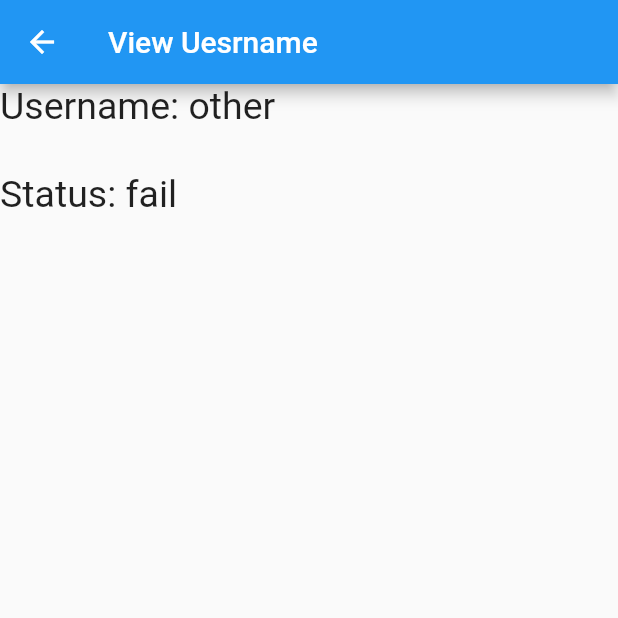
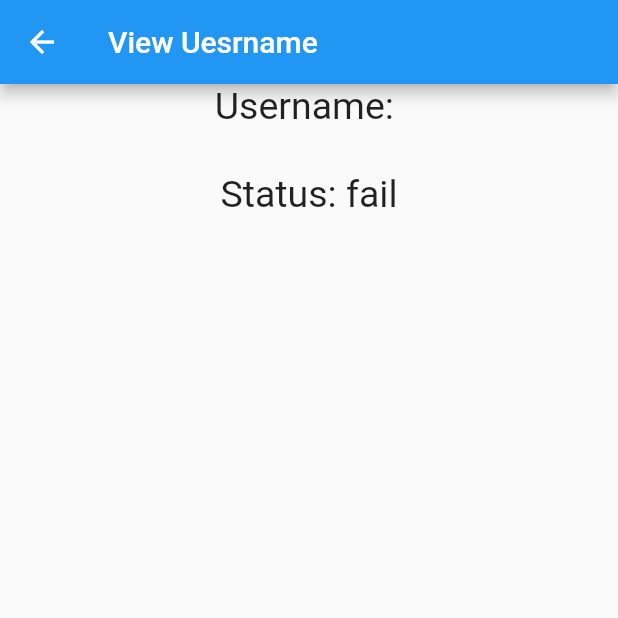
Before and after one commit to WeerayoothM/flutter-login-page, a Flutter app: the screen it shows after launch, after a tap on "Login", after a tap on "Show Username", on a phone screen of 412 x 824 dp, the top half of it. Run offline on Flutter 3.47's test engine with Material 2 defaults, Android fonts, the phone set to English and light mode, and no system bars; our stand-ins replace shared_preferences.

Commit message:
update text

```diff
--- a/lib/main.dart
+++ b/lib/main.dart
@@ -86,7 +86,6 @@ class _MyHomePageState extends State<MyHomePage> {
                     if (usernameController.text == 'admin') {
                       print('ADMIN USER');
                       setState(() {
-                        usernameController.text = 'admin';
                         result = 'User: admin';
                         setUsername(usernameController.text);
                         setStatus('Success');
@@ -94,8 +93,7 @@ class _MyHomePageState extends State<MyHomePage> {
                     } else {
                       print('OTHER USER');
                       setState(() {
-                        usernameController.text = 'other';
-                        result = 'User: Other';
+                        result = 'Login fail';
                         setUsername(usernameController.text);
                         setStatus('fail');
                       });
--- a/lib/viewpage.dart
+++ b/lib/viewpage.dart
@@ -27,16 +27,20 @@ class _ViewPageState extends State<ViewPage> {
       body: Center(
           child: ListView(
         children: [
-          Text(
-            'Username: ${text!}',
-            style: TextStyle(fontSize: 25),
+          Center(
+            child: Text(
+              'Username: ${text!}',
+              style: TextStyle(fontSize: 25),
+            ),
           ),
           SizedBox(
             height: 30,
           ),
-          Text(
-            'Status: ${status!}',
-            style: TextStyle(fontSize: 25),
+          Center(
+            child: Text(
+              'Status: ${status!}',
+              style: TextStyle(fontSize: 25),
+            ),
           )
         ],
       )),
```
